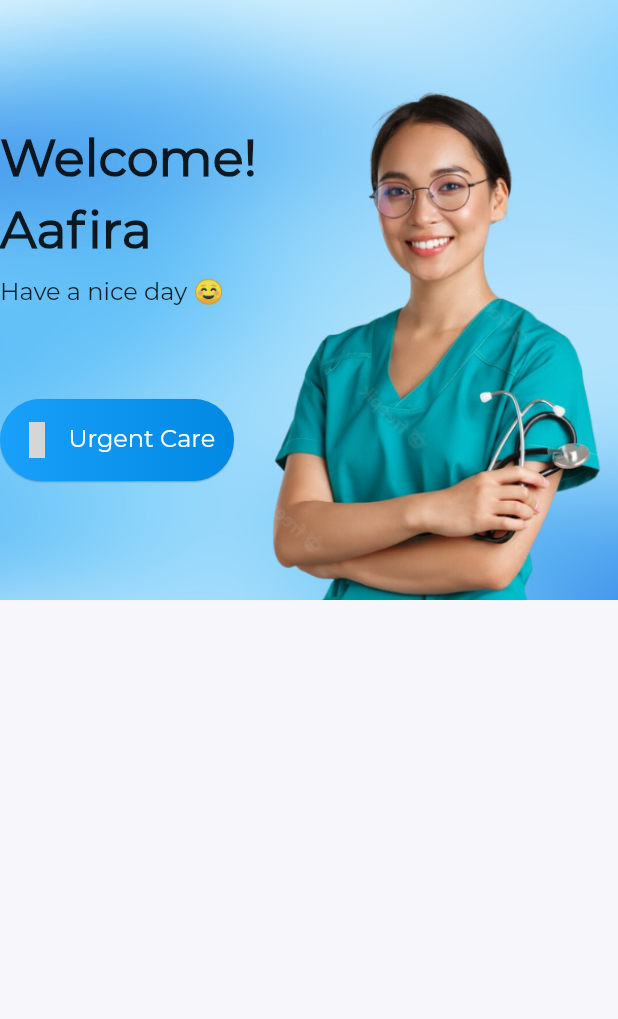
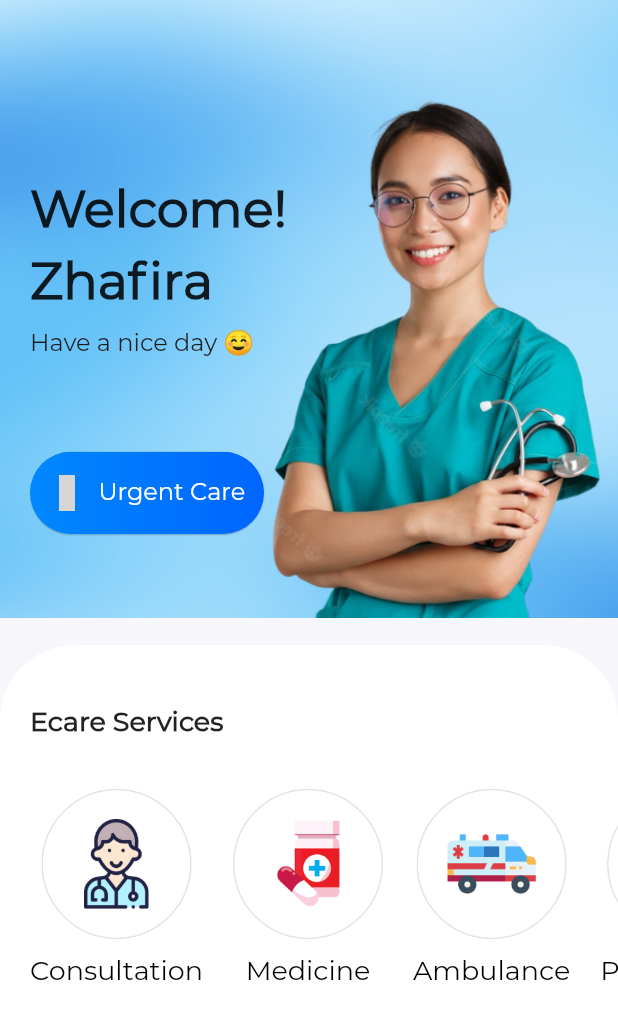
Before and after one commit to Surajpok/doctor, a Flutter app: the screen it shows after launch, on a phone screen of 412 x 824 dp. Shown: the top 1019 px of the screen. Run offline on Flutter 3.47's test engine with Material 2 defaults, Android fonts, the light colour scheme and no system bars; our stand-ins replace equatable, iconly; grey boxes are pictures that could not be loaded.

Commit message:
CatagoryItem Added

```diff
--- /dev/null
+++ b/lib/components/category_section.dart
@@ -0,0 +1,77 @@
+import 'package:doctor/imports.dart';
+import 'package:doctor/model/category_model.dart';
+
+class CategorySection extends StatelessWidget {
+  const CategorySection({super.key});
+
+  @override
+  Widget build(BuildContext context) {
+    return Column(
+      children: [
+        SizedBox(
+          height: ContainerSizes.categoryItemRowHeight,
+          child: ListView.builder(
+            scrollDirection: Axis.horizontal,
+            itemCount: Category.categories.length,
+            shrinkWrap: true,
+            itemBuilder: (context, index) {
+              return Container(
+                margin: const EdgeInsets.only(right: Paddings.normal),
+                child: Column(
+                  mainAxisAlignment: MainAxisAlignment.center,
+                  crossAxisAlignment: CrossAxisAlignment.center,
+                  children: [
+                    Container(
+                      width: ContainerSizes.iconBoxHeightWidth,
+                      height: ContainerSizes.iconBoxHeightWidth,
+                      decoration: BoxDecoration(
+                        border: Border.all(
+                          color: ColorName.secondaryAccent,
+                          // color: Color(Category.categories[index].color),
+                        ),
+                        borderRadius: const BorderRadius.all(
+                          Radius.circular(RadiusSize.catagoryItemRadius),
+                        ),
+                      ),
+                      child: Material(
+                        color: ColorName.white,
+                        borderRadius: BorderRadius.circular(
+                            RadiusSize.catagoryItemRadius),
+                        clipBehavior: Clip.antiAliasWithSaveLayer,
+                        child: InkWell(
+                          onTap: () {},
+                          child: Column(
+                            mainAxisAlignment: MainAxisAlignment.center,
+                            children: [
+                              Image(
+                                image:
+                                    AssetImage(Category.categories[index].icon),
+                                height: IconSizes.catagoryIcon,
+                              ),
+                            ],
+                          ),
+                        ),
+                      ),
+                    ),
+                    const SizedBox(
+                      height: Paddings.minimum,
+                    ),
+                    Text(
+                      // categoryList[index]['name'],
+                      Category.categories[index].name,
+                      style: const TextStyle(
+                        color: Colors.black,
+                        fontSize: FontSizes.headline2,
+                      ),
+                      overflow: TextOverflow.ellipsis,
+                    ),
+                  ],
+                ),
+              );
+            },
+          ),
+        ),
+      ],
+    );
+  }
+}
--- /dev/null
+++ b/lib/components/hero_section.dart
@@ -0,0 +1,88 @@
+import 'package:doctor/imports.dart';
+
+class HeroSection extends StatelessWidget {
+  const HeroSection({super.key});
+
+  @override
+  Widget build(BuildContext context) {
+    return SizedBox(
+      height: ScreenSize.screenHeight * ContainerSizes.heroHeight,
+      width: double.maxFinite,
+      child: Container(
+        alignment: Alignment.center,
+        decoration: BoxDecoration(
+          image: DecorationImage(
+            image: AssetImage(
+              Assets.images.model.path,
+            ),
+            fit: BoxFit.cover,
+          ),
+        ),
+        child: Padding(
+          padding: const EdgeInsets.all(Paddings.normal),
+          child: Row(
+            mainAxisAlignment: MainAxisAlignment.start,
+            crossAxisAlignment: CrossAxisAlignment.end,
+            children: [
+              SizedBox(
+                height: ContainerSizes.heroTextColumnHeight,
+                child: Column(
+                  mainAxisAlignment: MainAxisAlignment.end,
+                  crossAxisAlignment: CrossAxisAlignment.start,
+                  children: [
+                    Column(
+                      crossAxisAlignment: CrossAxisAlignment.start,
+                      children: const [
+                        Text(
+                          "Welcome!\nZhafira",
+                          style: TextStyle(
+                            fontSize: FontSizes.headline1,
+                            fontWeight: FontWeight.w700,
+                            height: LineHeight.large,
+                          ),
+                        ),
+                        FittedBox(),
+                        Text(
+                          "Have a nice day ☺️",
+                          style: TextStyle(
+                            fontSize: FontSizes.normal,
+                            fontWeight: FontWeight.normal,
+                            height: LineHeight.superLarge,
+                            color: ColorName.black,
+                          ),
+                        ),
+                      ],
+                    ),
+                    const SizedBox(
+                      height: UiSize.heroTextButtonGap,
+                    ),
+                    Column(
+                      children: [
+                        MyIconButton(
+                          onTap: () {},
+                          height: 55,
+                          width: 140,
+                          child1: const Text(
+                            'Urgent Care',
+                            style: TextStyle(
+                              fontSize: FontSizes.normal,
+                              color: ColorName.white,
+                            ),
+                          ),
+                          child: const Icon(
+                            MyIcons.heroButtonIcon,
+                            color: ColorName.white,
+                          ),
+                        ),
+                      ],
+                    ),
+                  ],
+                ),
+              ),
+            ],
+          ),
+        ),
+      ),
+    );
+  }
+}
--- a/lib/components/icon_button.dart
+++ b/lib/components/icon_button.dart
@@ -1,6 +1,4 @@
-import 'package:doctor/constants/index.dart';
-import 'package:doctor/gen/colors.gen.dart';
-import 'package:flutter/material.dart';
+import 'package:doctor/imports.dart';
 
 class MyIconButton extends StatelessWidget {
   final BorderRadiusGeometry? borderRadius;
@@ -22,17 +20,15 @@ class MyIconButton extends StatelessWidget {
 
   @override
   Widget build(BuildContext context) {
-    final borderRadius = this.borderRadius ?? BorderRadius.circular(0);
+    // final borderRadius = this.borderRadius ?? BorderRadius.circular(0);
     return Material(
       color: Colors.transparent,
       borderRadius: BorderRadius.circular(RadiusSize.roundButtonRadius),
       elevation: 0.4,
       clipBehavior: Clip.antiAliasWithSaveLayer,
       child: Ink(
-        padding: EdgeInsets.only(
-          left: Margins.minimum,
-          right: Margins.minimum,
-        ),
+        padding: const EdgeInsets.only(
+            left: Margins.minimum, right: Margins.minimum),
         decoration: const BoxDecoration(
           gradient: LinearGradient(
             colors: [
--- /dev/null
+++ b/lib/components/index.dart
@@ -0,0 +1,3 @@
+export 'elevated_button_primary.dart';
+export 'icon_button.dart';
+export 'hero_section.dart';
--- a/lib/constants/size.dart
+++ b/lib/constants/size.dart
@@ -10,26 +10,27 @@ class Paddings {
 
   static const double minimum = 10.0;
   static const double normal = 20.0;
-  static const double content = 30.0;
+  static const double content = 40.0;
 }
 
 class IconSizes {
   IconSizes._();
-  static const double topIcon = 30.0;
+  static const double catagoryIcon = 60.0;
   static const double avatar = 50.0;
-  static const double categoryItem = 35.0;
+
   static const double appBarItem = 30.0;
   static const double smallIcon = 20.0;
-
-  static const double successImage = 300.0;
-  static const double deliverImage = 80.0;
 }
 
-// class ContainerSizes {
-//   ContainerSizes._();
+class ContainerSizes {
+  ContainerSizes._();
 
-//   static const double kAttachmentHeight = 24.0;
-// }
+  // homepage Hero
+  static const double heroHeight = 0.5;
+  static const double heroTextColumnHeight = 300;
+  static const double categoryItemRowHeight = 200;
+  static const double iconBoxHeightWidth = 100;
+}
 
 class FontSizes {
   FontSizes._();
@@ -46,45 +47,20 @@ class FontSizes {
 class RadiusSize {
   RadiusSize._();
 
-  static const double containerRadius = 30.0;
+  static const double containerRadius = 50.0;
+
+  static const double catagoryItemRadius = 100.0;
 
   static const buttonRadius = 20.0;
   static const roundButtonRadius = 50.0;
-
-  static const bottomMenuBorderRadius = 30.0;
-
-  static const categoryBorderRadius = 50.0;
-
-  static const cardBorderRadius = 50.0;
-
-  static const counterBorderRadius = 100.0;
-
-  static const singleProductBorderRadius = 20.0;
 }
 
 class UiSize {
   UiSize._();
 
   static const double sizedBoxWidth = 30;
-  static const double sizedBoxHeight = 0.05;
-
-  static const double sizedBoxPaddingHeight = 0.03;
-  static const double sizedBoxSmallPaddingHeight = 0.02;
-
-  static const double categoryBoxHeight = 0.17;
-  static const double categoryBoxWidth = 0.23;
-  static const double categoryBoxInnerWidth = 0.20;
-
-  static const double productCardHeight = 0.23;
-  static const double productCardWidth = 0.23;
-
-  static const double singleProductCardHeight = 0.25;
-  static const double singleProductCardWidth = 0.70;
-
-  static const double productImageWidth = 0.45;
-  static const double productIconWidth = 0.04;
-
-  static const double bottomNavHeight = 80;
+  // hero section
+  static const double heroTextButtonGap = 60;
 }
 
 class LineHeight {
--- a/lib/gen/assets.gen.dart
+++ b/lib/gen/assets.gen.dart
@@ -8,6 +8,28 @@
 // ignore_for_file: directives_ordering,unnecessary_import,implicit_dynamic_list_literal
 
 import 'package:flutter/widgets.dart';
+
+class $AssetsIconsGen {
+  const $AssetsIconsGen();
+
+  /// File path: assets/icons/ambulance.png
+  AssetGenImage get ambulance =>
+      const AssetGenImage('assets/icons/ambulance.png');
+
+  /// File path: assets/icons/doctor.png
+  AssetGenImage get doctor => const AssetGenImage('assets/icons/doctor.png');
+
+  /// File path: assets/icons/medicine.png
+  AssetGenImage get medicine =>
+      const AssetGenImage('assets/icons/medicine.png');
+
+  /// File path: assets/icons/priscription.png
+  AssetGenImage get priscription =>
+      const AssetGenImage('assets/icons/priscription.png');
+
+  /// List of all assets
+  List<AssetGenImage> get values => [ambulance, doctor, medicine, priscription];
+}
 
 class $AssetsImagesGen {
   const $AssetsImagesGen();
@@ -22,6 +44,7 @@ class $AssetsImagesGen {
 class Assets {
   Assets._();
 
+  static const $AssetsIconsGen icons = $AssetsIconsGen();
   static const $AssetsImagesGen images = $AssetsImagesGen();
 }
 
--- a/lib/gen/colors.gen.dart
+++ b/lib/gen/colors.gen.dart
@@ -19,29 +19,23 @@ class ColorName {
   /// Color: #1C1C1C
   static const Color black = Color(0xFF1C1C1C);
 
-  /// Color: #18A0FB
-  static const Color gradientFirst = Color(0xFF18A0FB);
+  /// Color: #0088FF
+  static const Color gradientFirst = Color(0xFF0088FF);
 
-  /// Color: #0088e3
-  static const Color gradientSecond = Color(0xFF0088E3);
+  /// Color: #0065FF
+  static const Color gradientSecond = Color(0xFF0065FF);
 
   /// Color: #FCFCFC
   static const Color gray = Color(0xFFFCFCFC);
 
-  /// Color: #0B735F
-  static const Color primaryAccent = Color(0xFF0B735F);
-
-  /// Color: #FE554A
-  static const Color primaryColor = Color(0xFFFE554A);
+  /// Color: #0065FF
+  static const Color primaryColor = Color(0xFF0065FF);
 
   /// Color: #DFE2E6
   static const Color secondaryAccent = Color(0xFFDFE2E6);
 
-  /// Color: #AAACAE
-  static const Color tertaryAccent = Color(0xFFAAACAE);
-
-  /// Color: #FE554A
-  static const Color textButtonColor = Color(0xFFFE554A);
+  /// Color: #0088FF
+  static const Color textButtonColor = Color(0xFF0088FF);
 
   /// Color: #FFFFFF
   static const Color white = Color(0xFFFFFFFF);
--- /dev/null
+++ b/lib/gen/index.dart
@@ -0,0 +1,3 @@
+export 'fonts.gen.dart';
+export 'colors.gen.dart';
+export 'assets.gen.dart';
--- /dev/null
+++ b/lib/imports.dart
@@ -0,0 +1,13 @@
+export 'package:flutter/material.dart';
+
+// all constants
+export 'package:doctor/constants/index.dart';
+
+// generated font assets and icons
+export 'package:doctor/gen/index.dart';
+
+// icons package
+export 'package:doctor/constants/font_icons.dart';
+
+// components
+export 'package:doctor/components/index.dart';
--- /dev/null
+++ b/lib/model/category_model.dart
@@ -0,0 +1,38 @@
+import 'package:doctor/imports.dart';
+import 'package:equatable/equatable.dart';
+
+class Category extends Equatable {
+  final int id;
+  final String name;
+  final String icon; //or Image in place of string
+
+  Category({
+    required this.id,
+    required this.name,
+    required this.icon,
+  });
+  @override
+  List<Object?> get props => [id, name, icon];
+  static List<Category> categories = [
+    Category(
+      id: 1,
+      name: 'Consultation',
+      icon: Assets.icons.doctor.path,
+    ),
+    Category(
+      id: 2,
+      name: 'Medicine',
+      icon: Assets.icons.medicine.path,
+    ),
+    Category(
+      id: 3,
+      name: 'Ambulance',
+      icon: Assets.icons.ambulance.path,
+    ),
+    Category(
+      id: 4,
+      name: 'Prescription',
+      icon: Assets.icons.priscription.path,
+    ),
+  ];
+}
--- a/lib/screens/home/home_screen.dart
+++ b/lib/screens/home/home_screen.dart
@@ -1,90 +1,69 @@
-import 'package:doctor/components/icon_button.dart';
-import 'package:doctor/constants/font_icons.dart';
-import 'package:doctor/constants/index.dart';
-import 'package:doctor/gen/assets.gen.dart';
-import 'package:doctor/gen/colors.gen.dart';
-import 'package:flutter/material.dart';
+import 'package:doctor/components/category_section.dart';
+import 'package:doctor/imports.dart';
 
 class HomeScreen extends StatelessWidget {
   const HomeScreen({super.key});
 
   @override
   Widget build(BuildContext context) {
+    ScreenSize.init(context);
     return Scaffold(
-      body: SafeArea(
-        child: SizedBox(
-          height: 400,
-          width: double.maxFinite,
-          child: Container(
-            alignment: Alignment.center,
-            decoration: BoxDecoration(
-              image: DecorationImage(
-                image: AssetImage(
-                  Assets.images.model.path,
+      body: CustomScrollView(
+        slivers: <Widget>[
+          SliverPadding(
+            padding: const EdgeInsets.all(0),
+            sliver: SliverList(
+              delegate: SliverChildBuilderDelegate(
+                ((context, index) => _buildBody(context)),
+                childCount: 1,
               ),
-                fit: BoxFit.cover,
-              ),
-            ),
-            child: Row(
-              mainAxisAlignment: MainAxisAlignment.start,
-              crossAxisAlignment: CrossAxisAlignment.end,
-              children: [
-                SizedBox(
-                  height: 300,
-                  child: Column(
-                    mainAxisAlignment: MainAxisAlignment.spaceAround,
-                    crossAxisAlignment: CrossAxisAlignment.start,
-                    children: [
-                      Column(
-                        crossAxisAlignment: CrossAxisAlignment.start,
-                        children: const [
-                          Text(
-                            "Welcome!\nAafira",
-                            style: TextStyle(
-                              fontSize: FontSizes.headline1,
-                              fontWeight: FontWeight.w700,
-                              height: LineHeight.large,
-                            ),
-                          ),
-                          FittedBox(),
-                          Text(
-                            "Have a nice day ☺️",
-                            style: TextStyle(
-                              fontSize: FontSizes.normal,
-                              fontWeight: FontWeight.normal,
-                              height: LineHeight.superLarge,
             ),
           ),
         ],
       ),
-                      Column(
-                        children: [
-                          MyIconButton(
-                            onTap: () {},
-                            height: 55,
-                            width: 140,
-                            child1: const Text(
-                              'Urgent Care',
-                              style: TextStyle(
-                                fontSize: FontSizes.normal,
-                                color: ColorName.white,
+    );
+  }
+}
+
+Widget _buildBody(BuildContext context) {
+  return SizedBox(
+    height: ScreenSize.screenHeight * 1.5,
+    child: Stack(
+      children: <Widget>[
+        const HeroSection(),
+        Positioned(
+          top: 430,
+          child: Container(
+            width: ScreenSize.screenWidth,
+            height: ScreenSize.screenHeight * 0.9,
+            decoration: const BoxDecoration(
+              color: Colors.white,
+              borderRadius: BorderRadius.only(
+                topLeft: Radius.circular(RadiusSize.containerRadius),
+                topRight: Radius.circular(RadiusSize.containerRadius),
               ),
             ),
-                            child: const Icon(
-                              MyIcons.heroButtonIcon,
-                              color: ColorName.white,
+            child: Padding(
+              padding: const EdgeInsets.only(
+                  top: Paddings.content, left: Paddings.normal),
+              child: Column(
+                mainAxisAlignment: MainAxisAlignment.start,
+                crossAxisAlignment: CrossAxisAlignment.start,
+                children: const [
+                  Text(
+                    'Ecare Services',
+                    style: TextStyle(
+                      fontSize: FontSizes.headline2,
+                      fontWeight: FontWeight.w700,
                     ),
                   ),
-                        ],
-                      ),
-                    ],
-                  ),
-                ),
+                  CategorySection(),
                 ],
               ),
             ),
           ),
         ),
+      ],
+    ),
   );
 }
-}
```
Also changed, not shown: assets/icons/ambulance.png (added), assets/icons/doctor.png (added), assets/icons/medicine.png (added), assets/icons/priscription.png (added), assets/images/model.png, 1 other file. Lines whose indentation alone changed are shown as unchanged.
